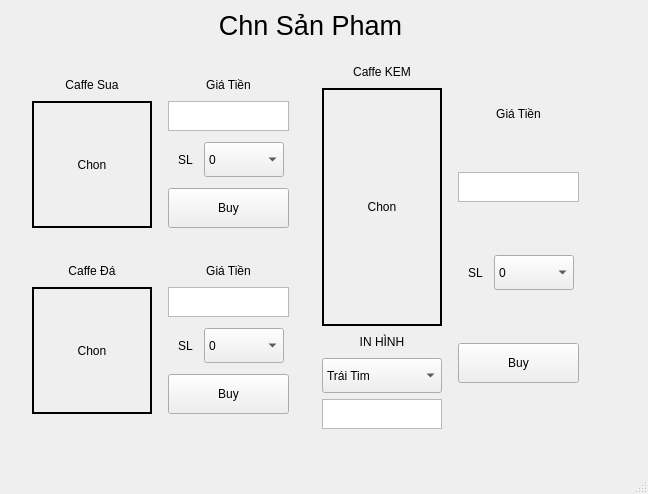
Old version of the form configs/mdragon/pythonextern/CoffeMachine/vendding.ui in the repository mWorkVN/linuxcnc.
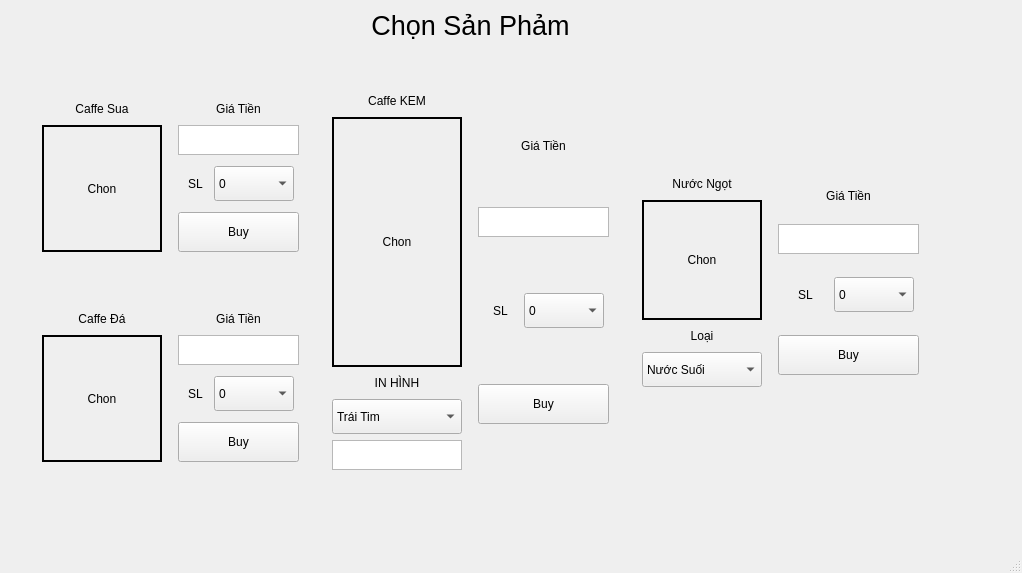
New version of the form. The open tabs and pages were chosen to show the change.

What changed in the file:
```diff
--- a/configs/mdragon/pythonextern/CoffeMachine/vendding.ui
+++ b/configs/mdragon/pythonextern/CoffeMachine/vendding.ui
@@ -6,8 +6,8 @@
    <rect>
     <x>0</x>
     <y>0</y>
-    <width>648</width>
-    <height>494</height>
+    <width>1022</width>
+    <height>573</height>
    </rect>
   </property>
   <property name="windowTitle">
@@ -17,10 +17,10 @@
    <widget class="QStackedWidget" name="stackedWidget">
     <property name="geometry">
      <rect>
-      <x>0</x>
+      <x>10</x>
       <y>10</y>
-      <width>641</width>
-      <height>451</height>
+      <width>951</width>
+      <height>501</height>
      </rect>
     </property>
     <property name="currentIndex">
@@ -33,7 +33,7 @@
         <x>20</x>
         <y>40</y>
         <width>281</width>
-        <height>391</height>
+        <height>461</height>
        </rect>
       </property>
       <layout class="QVBoxLayout" name="verticalLayout">
@@ -592,7 +592,7 @@
      <widget class="QLabel" name="imageAc_22">
       <property name="geometry">
        <rect>
-        <x>180</x>
+        <x>330</x>
         <y>0</y>
         <width>261</width>
         <height>31</height>
@@ -628,7 +628,7 @@
        <number>0</number>
       </property>
       <property name="text">
-       <string>Chn Sản Pham</string>
+       <string>Chọn Sản Phảm</string>
       </property>
       <property name="alignment">
        <set>Qt::AlignCenter</set>
@@ -639,8 +639,8 @@
        <rect>
         <x>310</x>
         <y>40</y>
-        <width>281</width>
-        <height>391</height>
+        <width>301</width>
+        <height>461</height>
        </rect>
       </property>
       <layout class="QVBoxLayout" name="verticalLayout_7">
@@ -1014,6 +1014,373 @@
        </item>
       </layout>
      </widget>
+     <widget class="QWidget" name="verticalLayoutWidget_3">
+      <property name="geometry">
+       <rect>
+        <x>620</x>
+        <y>40</y>
+        <width>301</width>
+        <height>461</height>
+       </rect>
+      </property>
+      <layout class="QVBoxLayout" name="verticalLayout_10">
+       <property name="leftMargin">
+        <number>5</number>
+       </property>
+       <property name="topMargin">
+        <number>5</number>
+       </property>
+       <property name="rightMargin">
+        <number>5</number>
+       </property>
+       <property name="bottomMargin">
+        <number>5</number>
+       </property>
+       <item>
+        <layout class="QHBoxLayout" name="horizontalLayout_10">
+         <property name="leftMargin">
+          <number>2</number>
+         </property>
+         <property name="topMargin">
+          <number>2</number>
+         </property>
+         <property name="rightMargin">
+          <number>2</number>
+         </property>
+         <property name="bottomMargin">
+          <number>2</number>
+         </property>
+         <item>
+          <layout class="QVBoxLayout" name="verticalLayout_11">
+           <property name="leftMargin">
+            <number>5</number>
+           </property>
+           <property name="topMargin">
+            <number>5</number>
+           </property>
+           <property name="rightMargin">
+            <number>5</number>
+           </property>
+           <property name="bottomMargin">
+            <number>5</number>
+           </property>
+           <item>
+            <widget class="QLabel" name="nameID1_3">
+             <property name="sizePolicy">
+              <sizepolicy hsizetype="Maximum" vsizetype="Maximum">
+               <horstretch>0</horstretch>
+               <verstretch>0</verstretch>
+              </sizepolicy>
+             </property>
+             <property name="minimumSize">
+              <size>
+               <width>20</width>
+               <height>20</height>
+              </size>
+             </property>
+             <property name="maximumSize">
+              <size>
+               <width>150</width>
+               <height>20</height>
+              </size>
+             </property>
+             <property name="frameShape">
+              <enum>QFrame::Box</enum>
+             </property>
+             <property name="lineWidth">
+              <number>0</number>
+             </property>
+             <property name="text">
+              <string>Nước Ngọt</string>
+             </property>
+             <property name="alignment">
+              <set>Qt::AlignCenter</set>
+             </property>
+            </widget>
+           </item>
+           <item>
+            <widget class="QLabel" name="imageID1_3">
+             <property name="sizePolicy">
+              <sizepolicy hsizetype="Maximum" vsizetype="Maximum">
+               <horstretch>0</horstretch>
+               <verstretch>0</verstretch>
+              </sizepolicy>
+             </property>
+             <property name="minimumSize">
+              <size>
+               <width>120</width>
+               <height>120</height>
+              </size>
+             </property>
+             <property name="maximumSize">
+              <size>
+               <width>150</width>
+               <height>250</height>
+              </size>
+             </property>
+             <property name="frameShape">
+              <enum>QFrame::Box</enum>
+             </property>
+             <property name="lineWidth">
+              <number>2</number>
+             </property>
+             <property name="text">
+              <string>Chon</string>
+             </property>
+             <property name="alignment">
+              <set>Qt::AlignCenter</set>
+             </property>
+            </widget>
+           </item>
+           <item>
+            <widget class="QLabel" name="imageAc_23">
+             <property name="sizePolicy">
+              <sizepolicy hsizetype="Maximum" vsizetype="Maximum">
+               <horstretch>0</horstretch>
+               <verstretch>0</verstretch>
+              </sizepolicy>
+             </property>
+             <property name="minimumSize">
+              <size>
+               <width>20</width>
+               <height>20</height>
+              </size>
+             </property>
+             <property name="maximumSize">
+              <size>
+               <width>150</width>
+               <height>20</height>
+              </size>
+             </property>
+             <property name="frameShape">
+              <enum>QFrame::Box</enum>
+             </property>
+             <property name="lineWidth">
+              <number>0</number>
+             </property>
+             <property name="text">
+              <string>Loại</string>
+             </property>
+             <property name="alignment">
+              <set>Qt::AlignCenter</set>
+             </property>
+            </widget>
+           </item>
+           <item>
+            <widget class="QComboBox" name="numSlID1_4">
+             <property name="sizePolicy">
+              <sizepolicy hsizetype="Preferred" vsizetype="Preferred">
+               <horstretch>0</horstretch>
+               <verstretch>0</verstretch>
+              </sizepolicy>
+             </property>
+             <property name="minimumSize">
+              <size>
+               <width>80</width>
+               <height>35</height>
+              </size>
+             </property>
+             <property name="maximumSize">
+              <size>
+               <width>500</width>
+               <height>35</height>
+              </size>
+             </property>
+             <property name="ID" stdset="0">
+              <number>1</number>
+             </property>
+             <item>
+              <property name="text">
+               <string>Nước Suối</string>
+              </property>
+             </item>
+             <item>
+              <property name="text">
+               <string>COCA</string>
+              </property>
+             </item>
+             <item>
+              <property name="text">
+               <string>PEPSI</string>
+              </property>
+             </item>
+            </widget>
+           </item>
+          </layout>
+         </item>
+         <item>
+          <layout class="QVBoxLayout" name="verticalLayout_12">
+           <property name="leftMargin">
+            <number>5</number>
+           </property>
+           <property name="topMargin">
+            <number>5</number>
+           </property>
+           <property name="rightMargin">
+            <number>5</number>
+           </property>
+           <property name="bottomMargin">
+            <number>5</number>
+           </property>
+           <item>
+            <widget class="QLabel" name="imageAc_24">
+             <property name="sizePolicy">
+              <sizepolicy hsizetype="Maximum" vsizetype="Maximum">
+               <horstretch>0</horstretch>
+               <verstretch>0</verstretch>
+              </sizepolicy>
+             </property>
+             <property name="minimumSize">
+              <size>
+               <width>20</width>
+               <height>20</height>
+              </size>
+             </property>
+             <property name="maximumSize">
+              <size>
+               <width>150</width>
+               <height>20</height>
+              </size>
+             </property>
+             <property name="frameShape">
+              <enum>QFrame::Box</enum>
+             </property>
+             <property name="lineWidth">
+              <number>0</number>
+             </property>
+             <property name="text">
+              <string>Giá Tiền</string>
+             </property>
+             <property name="alignment">
+              <set>Qt::AlignCenter</set>
+             </property>
+            </widget>
+           </item>
+           <item>
+            <widget class="QTextEdit" name="totalCoinID1_5">
+             <property name="maximumSize">
+              <size>
+               <width>16777215</width>
+               <height>30</height>
+              </size>
+             </property>
+             <property name="readOnly">
+              <bool>true</bool>
+             </property>
+            </widget>
+           </item>
+           <item>
+            <layout class="QHBoxLayout" name="horizontalLayout_11">
+             <property name="leftMargin">
+              <number>5</number>
+             </property>
+             <property name="topMargin">
+              <number>5</number>
+             </property>
+             <property name="rightMargin">
+              <number>5</number>
+             </property>
+             <property name="bottomMargin">
+              <number>5</number>
+             </property>
+             <item>
+              <widget class="QLabel" name="imageAc_25">
+               <property name="sizePolicy">
+                <sizepolicy hsizetype="Maximum" vsizetype="Maximum">
+                 <horstretch>0</horstretch>
+                 <verstretch>0</verstretch>
+                </sizepolicy>
+               </property>
+               <property name="minimumSize">
+                <size>
+                 <width>10</width>
+                 <height>20</height>
+                </size>
+               </property>
+               <property name="maximumSize">
+                <size>
+                 <width>150</width>
+                 <height>250</height>
+                </size>
+               </property>
+               <property name="frameShape">
+                <enum>QFrame::Box</enum>
+               </property>
+               <property name="lineWidth">
+                <number>0</number>
+               </property>
+               <property name="text">
+                <string>SL</string>
+               </property>
+               <property name="alignment">
+                <set>Qt::AlignCenter</set>
+               </property>
+              </widget>
+             </item>
+             <item>
+              <widget class="QComboBox" name="numSlID1_5">
+               <property name="sizePolicy">
+                <sizepolicy hsizetype="Preferred" vsizetype="Preferred">
+                 <horstretch>0</horstretch>
+                 <verstretch>0</verstretch>
+                </sizepolicy>
+               </property>
+               <property name="minimumSize">
+                <size>
+                 <width>80</width>
+                 <height>35</height>
+                </size>
+               </property>
+               <property name="maximumSize">
+                <size>
+                 <width>500</width>
+                 <height>35</height>
+                </size>
+               </property>
+               <property name="ID" stdset="0">
+                <number>1</number>
+               </property>
+               <item>
+                <property name="text">
+                 <string>0</string>
+                </property>
+               </item>
+               <item>
+                <property name="text">
+                 <string>1</string>
+                </property>
+               </item>
+               <item>
+                <property name="text">
+                 <string>2</string>
+                </property>
+               </item>
+              </widget>
+             </item>
+            </layout>
+           </item>
+           <item>
+            <widget class="QPushButton" name="btnBuyID1_3">
+             <property name="minimumSize">
+              <size>
+               <width>0</width>
+               <height>40</height>
+              </size>
+             </property>
+             <property name="text">
+              <string>Buy</string>
+             </property>
+             <property name="ID" stdset="0">
+              <number>1</number>
+             </property>
+            </widget>
+           </item>
+          </layout>
+         </item>
+        </layout>
+       </item>
+      </layout>
+     </widget>
     </widget>
     <widget class="QWidget" name="stackedWidgetPage2">
      <widget class="QLabel" name="imageAc_11">
```
Left out of the diff: 40 changed lines with no effect on the pictures.
